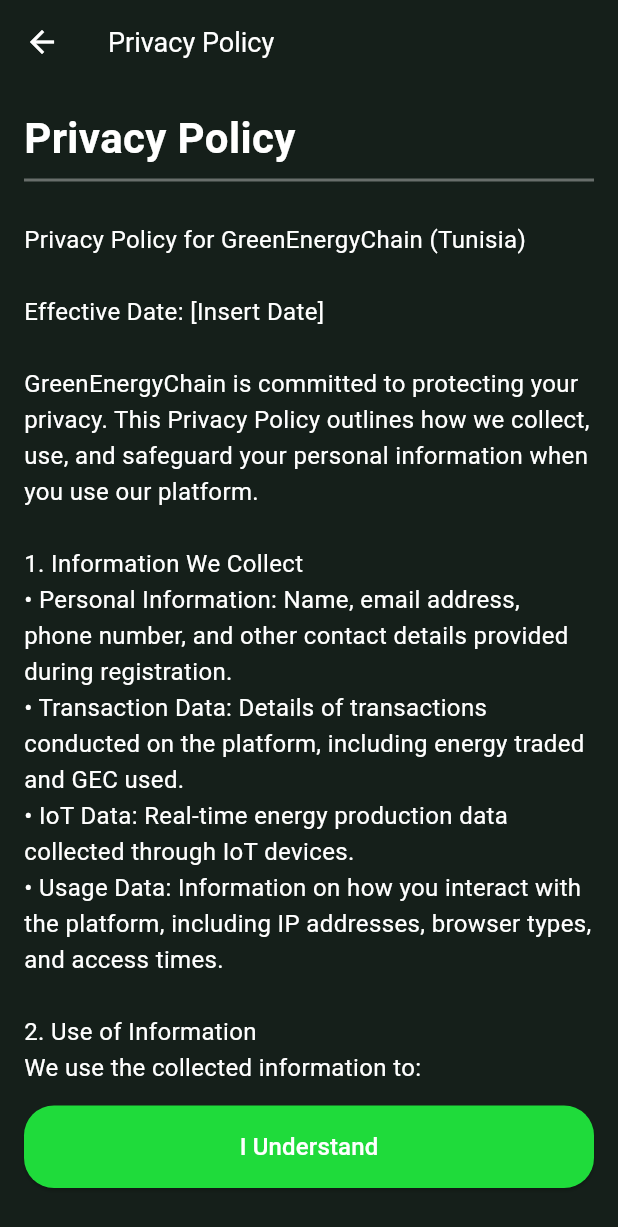
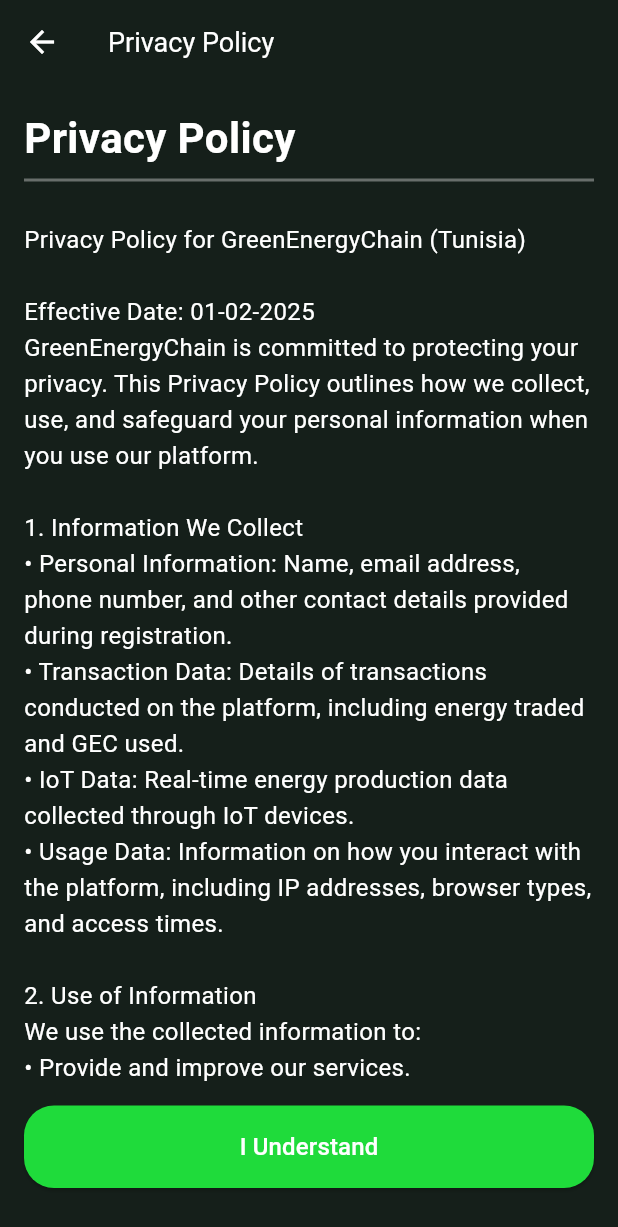
Before and after one commit to khalouiyesser/InnovictusPIMFlutter, a Flutter app: the PrivacyPolicyScreen screen opened directly, on a phone screen of 412 x 824 dp. Shown: the top 1227 px of the screen. Run offline on Flutter 3.47's test engine with Material 3 defaults, Android fonts, the phone set to English and light mode, and no system bars; our stand-ins replace animated_text_kit, firebase_auth, firebase_core, fl_chart, google_sign_in, shared_preferences and 2 more; missing offline and left inert: flutter_stripe; accounts and stored records are empty.

Commit message:
internationnalisation privacy/policy terms&conditions

```diff
--- a/lib/Models/config/language/translations.dart
+++ b/lib/Models/config/language/translations.dart
@@ -12,8 +12,8 @@
   static const Map<String, Map<String, String>> _localizedValues = {
   'en': {
     // Profile Section
-    'profileInformation': 'Profile Information',
-    'personalInformation': 'Personal Information',
+    'profileInformation': 'Profile Informations',
+    'personalInformation': 'Personal Informations',
     'username': 'Username',
     'email': 'Email',
     'phone': 'Phone',
@@ -37,7 +37,83 @@
     // Actions & Buttons
     'save': 'Save',
     'logout': 'Logout',
+
+     // Terms and Conditions Screen
+    'termsTitle': 'Terms and Conditions',
+    'understand': 'I Understand',
+    'termsContent': '''Welcome to GreenEnergyChain, a blockchain-based platform dedicated to the management and trading of renewable energy. By accessing or using our platform, you agree to comply with and be bound by the following Terms and Conditions. Please read them carefully before using our services.
+
+1. Acceptance of Terms
+By using GreenEnergyChain, you agree to these Terms and Conditions, our Privacy Policy, and all applicable laws and regulations in Tunisia. If you do not agree with any part of these terms, you must not use our platform.
+
+2. Description of Services
+GreenEnergyChain provides a decentralized marketplace for the trading of renewable energy using blockchain technology.
+
+3. User Accounts
+- Registration: To use our services, you must create an account.
+- Security: You are responsible for maintaining account security.
+- Eligibility: You must be at least 18 years old.
+
+4. Privacy and Data Security
+Your privacy is important to us. Please refer to our Privacy Policy.
+
+5. Contact Information
+For questions or concerns, please contact support@greenenergychain.com''',
+
+
+//privacy policy
+
+'privacyPolicyContent': '''Privacy Policy for GreenEnergyChain (Tunisia)
+
+Effective Date: 01-02-2025
+GreenEnergyChain is committed to protecting your privacy. This Privacy Policy outlines how we collect, use, and safeguard your personal information when you use our platform.
+
+1. Information We Collect
+• Personal Information: Name, email address, phone number, and other contact details provided during registration.
+• Transaction Data: Details of transactions conducted on the platform, including energy traded and GEC used.
+• IoT Data: Real-time energy production data collected through IoT devices.
+• Usage Data: Information on how you interact with the platform, including IP addresses, browser types, and access times.
+
+2. Use of Information
+We use the collected information to:
+• Provide and improve our services.
+• Facilitate transactions and smart contracts.
+• Monitor and optimize energy production and consumption.
+• Ensure the security and integrity of the platform.
+• Communicate with you regarding updates, promotions, and support.
+
+3. Data Sharing
+We do not sell or rent your personal information to third parties. However, we may share information with:
+• Service Providers: Third-party vendors who assist in platform operations.
+• Legal Authorities: When required by law or to protect our rights and safety.
+• Business Transfers: In the event of a merger, acquisition, or sale of assets.
+
+4. Data Security
+We implement robust security measures to protect your data from unauthorized access, alteration, or destruction. These measures include encryption, secure servers, and access controls.
+
+5. User Rights
+• Access: You can request access to the personal information we hold about you.
+• Correction: You can request corrections to any inaccurate or incomplete information.
+• Deletion: You can request the deletion of your personal information, subject to legal obligations.
+
+6. Cookies and Tracking
+We use cookies and similar technologies to enhance your experience on our platform. You can manage your cookie preferences through your browser settings.
+
+7. International Transfers
+Your information may be transferred to and processed in countries outside Tunisia, where data protection laws may differ. We ensure appropriate safeguards are in place to protect your data.
+
+8. Changes to Privacy Policy
+We may update this Privacy Policy from time to time. Any changes will be posted on the platform, and your continued use constitutes acceptance of the revised policy.
+
+9. Contact Information
+For any questions or concerns regarding this Privacy Policy, please contact us at [Insert Contact Information].
+
+By using GreenEnergyChain, you acknowledge that you have read, understood, and agree to these Terms and Conditions and Privacy Policy. Thank you for choosing GreenEnergyChain for your renewable energy needs.''',
+
+
+
   },
+
   'fr': {
     // Profile Section
     'profileInformation': 'Informations du Profil',
@@ -65,8 +141,86 @@
     // Actions & Buttons
     'save': 'Enregistrer',
     'logout': 'Déconnexion',
+
+
+        // Terms and Conditions Screen
+ 'termsTitle': 'Conditions Générales',
+    'understand': 'J\'ai Compris',
+    'termsContent': '''Bienvenue sur GreenEnergyChain, une plateforme basée sur la blockchain dédiée à la gestion et au commerce d'énergie renouvelable. En accédant ou en utilisant notre plateforme, vous acceptez de vous conformer et d'être lié par les Conditions Générales suivantes. Veuillez les lire attentivement avant d'utiliser nos services.
+
+1. Acceptation des Conditions
+En utilisant GreenEnergyChain, vous acceptez ces Conditions Générales, notre Politique de Confidentialité et toutes les lois et réglementations applicables en Tunisie. Si vous n'êtes pas d'accord avec une partie de ces conditions, vous ne devez pas utiliser notre plateforme.
+
+2. Description des Services
+GreenEnergyChain fournit une place de marché décentralisée pour le commerce d'énergie renouvelable utilisant la technologie blockchain.
+
+3. Comptes Utilisateurs
+- Inscription : Pour utiliser nos services, vous devez créer un compte.
+- Sécurité : Vous êtes responsable du maintien de la sécurité du compte.
+- Éligibilité : Vous devez avoir au moins 18 ans.
+
+4. Confidentialité et Sécurité des Données
+Votre confidentialité est importante pour nous. Veuillez consulter notre Politique de Confidentialité.
+
+5. Informations de Contact
+Pour toute question ou préoccupation, veuillez contacter support@greenenergychain.com''',
+
+
+//privacy policy screen
+
+'privacyPolicyContent': '''Politique de Confidentialité de GreenEnergyChain (Tunisie)
+
+Date d'entrée en vigueur : 01-02-2025
+
+GreenEnergyChain s'engage à protéger votre vie privée. Cette Politique de Confidentialité décrit comment nous collectons, utilisons et protégeons vos informations personnelles lorsque vous utilisez notre plateforme.
+
+1. Informations que nous collectons
+• Informations personnelles : Nom, adresse e-mail, numéro de téléphone et autres informations fournies lors de l'inscription.
+• Données de transaction : Détails des transactions effectuées sur la plateforme, y compris l'énergie échangée et les GEC utilisés.
+• Données IoT : Données de production d'énergie en temps réel collectées via des dispositifs IoT.
+• Données d'utilisation : Informations sur la manière dont vous interagissez avec la plateforme, y compris les adresses IP, les types de navigateur et les heures d'accès.
+
+2. Utilisation des informations
+Nous utilisons les informations collectées pour :
+• Fournir et améliorer nos services.
+• Faciliter les transactions et les contrats intelligents.
+• Suivre et optimiser la production et la consommation d'énergie.
+• Assurer la sécurité et l'intégrité de la plateforme.
+• Communiquer avec vous sur les mises à jour, promotions et support.
+
+3. Partage des données
+Nous ne vendons ni ne louons vos informations personnelles à des tiers. Cependant, nous pouvons partager des informations avec :
+• Prestataires de services : Fournisseurs tiers qui assistent dans les opérations de la plateforme.
+• Autorités légales : Lorsque requis par la loi ou pour protéger nos droits et notre sécurité.
+• Transferts d'entreprise : En cas de fusion, acquisition ou vente d'actifs.
+
+4. Sécurité des données
+Nous mettons en place des mesures de sécurité rigoureuses pour protéger vos données contre tout accès non autorisé, modification ou destruction. Ces mesures comprennent le chiffrement, des serveurs sécurisés et des contrôles d'accès.
+
+5. Droits des utilisateurs
+• Accès : Vous pouvez demander l'accès aux informations personnelles que nous détenons sur vous.
+• Correction : Vous pouvez demander des corrections pour toute information inexacte ou incomplète.
+• Suppression : Vous pouvez demander la suppression de vos informations personnelles, sous réserve des obligations légales.
+
+6. Cookies et suivi
+Nous utilisons des cookies et des technologies similaires pour améliorer votre expérience sur notre plateforme. Vous pouvez gérer vos préférences en matière de cookies via les paramètres de votre navigateur.
+
+7. Transferts internationaux
+Vos informations peuvent être transférées et traitées dans des pays hors de la Tunisie, où les lois sur la protection des données peuvent être différentes. Nous veillons à ce que des garanties appropriées soient en place pour protéger vos données.
+
+8. Modifications de la Politique de Confidentialité
+Nous pouvons mettre à jour cette Politique de Confidentialité de temps en temps. Toute modification sera publiée sur la plateforme, et votre utilisation continue constitue une acceptation de la politique révisée.
+
+9. Informations de contact
+Pour toute question ou préoccupation concernant cette Politique de Confidentialité, veuillez nous contacter à [Insérer les informations de contact].
+
+En utilisant GreenEnergyChain, vous reconnaissez avoir lu, compris et accepté ces Conditions Générales et cette Politique de Confidentialité. Merci de choisir GreenEnergyChain pour vos besoins en énergie renouvelable.''',
+
+
+
   },
 };
+
   String translate(String key) {
     return _localizedValues[locale.languageCode]?[key] ??
            _localizedValues['en']?[key] ??
--- a/lib/Views/AuthViews/privacy_policy.dart
+++ b/lib/Views/AuthViews/privacy_policy.dart
@@ -1,11 +1,16 @@
 import 'package:flutter/material.dart';
+import 'package:piminnovictus/Models/config/language/translations.dart';
+import 'package:piminnovictus/Providers/language_provider.dart';
+import 'package:provider/provider.dart';
 
 class PrivacyPolicyScreen extends StatelessWidget {
   const PrivacyPolicyScreen({Key? key}) : super(key: key);
 
   @override
   Widget build(BuildContext context) {
-    return Stack(
+    return  Consumer<LanguageProvider>(
+      builder: (context, languageProvider, child) {
+        return  Stack(
       children: [
         // Background Image
         Positioned.fill(
@@ -18,7 +23,7 @@
         Scaffold(
           extendBodyBehindAppBar: true,
           appBar: AppBar(
-            title: const Text('Privacy Policy'),
+            title: Text(AppLocalizations.of(context).translate('privacyPolicy')),
             backgroundColor: Colors.transparent,
             elevation: 0,
             flexibleSpace: Container(
@@ -42,69 +47,23 @@
                       child: SingleChildScrollView(
                         child: Column(
                           crossAxisAlignment: CrossAxisAlignment.start,
-                          children: const [
+                          children:  [
                             Text(
-                              "Privacy Policy",
-                              style: TextStyle(
+  AppLocalizations.of(context).translate('privacyPolicy'),
+                              style: const TextStyle(
                                 fontSize: 28,
                                 fontWeight: FontWeight.bold,
                                 color: Colors.white,
                               ),
                             ),
-                            Divider(
+                           const  Divider(
                               color: Color.fromARGB(90, 255, 255, 255),
                               thickness: 2,
                             ),
-                            SizedBox(height: 20),
+                           const SizedBox(height: 20),
                             Text(
-                              """Privacy Policy for GreenEnergyChain (Tunisia)
-
-Effective Date: [Insert Date]
-
-GreenEnergyChain is committed to protecting your privacy. This Privacy Policy outlines how we collect, use, and safeguard your personal information when you use our platform.
-
-1. Information We Collect
-• Personal Information: Name, email address, phone number, and other contact details provided during registration.
-• Transaction Data: Details of transactions conducted on the platform, including energy traded and GEC used.
-• IoT Data: Real-time energy production data collected through IoT devices.
-• Usage Data: Information on how you interact with the platform, including IP addresses, browser types, and access times.
-
-2. Use of Information
-We use the collected information to:
-• Provide and improve our services.
-• Facilitate transactions and smart contracts.
-• Monitor and optimize energy production and consumption.
-• Ensure the security and integrity of the platform.
-• Communicate with you regarding updates, promotions, and support.
-
-3. Data Sharing
-We do not sell or rent your personal information to third parties. However, we may share information with:
-• Service Providers: Third-party vendors who assist in platform operations.
-• Legal Authorities: When required by law or to protect our rights and safety.
-• Business Transfers: In the event of a merger, acquisition, or sale of assets.
-
-4. Data Security
-We implement robust security measures to protect your data from unauthorized access, alteration, or destruction. These measures include encryption, secure servers, and access controls.
-
-5. User Rights
-• Access: You can request access to the personal information we hold about you.
-• Correction: You can request corrections to any inaccurate or incomplete information.
-• Deletion: You can request the deletion of your personal information, subject to legal obligations.
-
-6. Cookies and Tracking
-We use cookies and similar technologies to enhance your experience on our platform. You can manage your cookie preferences through your browser settings.
-
-7. International Transfers
-Your information may be transferred to and processed in countries outside Tunisia, where data protection laws may differ. We ensure appropriate safeguards are in place to protect your data.
-
-8. Changes to Privacy Policy
-We may update this Privacy Policy from time to time. Any changes will be posted on the platform, and your continued use constitutes acceptance of the revised policy.
-
-9. Contact Information
-For any questions or concerns regarding this Privacy Policy, please contact us at [Insert Contact Information].
-
-By using GreenEnergyChain, you acknowledge that you have read, understood, and agree to these Terms and Conditions and Privacy Policy. Thank you for choosing GreenEnergyChain for your renewable energy needs.""",
-                              style: TextStyle(
+                                 AppLocalizations.of(context).translate('privacyPolicyContent'),
+style: const TextStyle(
                                 fontSize: 16,
                                 color: Colors.white,
                                 height: 1.5,
@@ -127,9 +86,9 @@
                             ),
                           ),
                           onPressed: () => Navigator.of(context).pop(),
-                          child: const Text(
-                            "I Understand",
-                            style: TextStyle(
+                          child:  Text(
+  AppLocalizations.of(context).translate('understand'),
+                            style: const TextStyle(
                               color: Colors.white,
                               fontSize: 16,
                             ),
@@ -145,5 +104,5 @@
         ),
       ],
     );
-  }
+  });}
 }
--- a/lib/Views/AuthViews/terms_and_conditions.dart
+++ b/lib/Views/AuthViews/terms_and_conditions.dart
@@ -1,4 +1,7 @@
 import 'package:flutter/material.dart';
+import 'package:piminnovictus/Models/config/language/translations.dart';
+import 'package:piminnovictus/Providers/language_provider.dart';
+import 'package:provider/provider.dart';
 
 
 class TermsAndConditionsScreen extends StatelessWidget {
@@ -7,7 +10,9 @@
 
   @override
   Widget build(BuildContext context) {
-    return  Stack(
+    return Consumer<LanguageProvider>(
+      builder: (context, languageProvider, child) {
+        return  Stack(
         children: [
           // Background Image
           Positioned.fill(
@@ -20,7 +25,7 @@
           Scaffold(
             extendBodyBehindAppBar: true, // This allows the body to extend behind the AppBar
             appBar: AppBar(
-              title: const Text('Terms & Conditions'),
+                title: Text(AppLocalizations.of(context).translate('termsTitle')),
               backgroundColor: Colors.transparent, // Make AppBar transparent
               elevation: 0, // Remove AppBar shadow
               flexibleSpace: Container( // Add background to AppBar
@@ -45,35 +50,23 @@
                         child: SingleChildScrollView(
                           child: Column(
                             crossAxisAlignment: CrossAxisAlignment.start,
-                            children: const [
+                            children:  [
                               Text(
-                                "Terms and Conditions",
-                                style: TextStyle(
+  AppLocalizations.of(context).translate('termsAndConditions'),
+                                style: const TextStyle(
                                   fontSize: 28,
                                   fontWeight: FontWeight.bold,
                                   color: Colors.white,
                                 ),
                               ),
-                              Divider(
+                             const  Divider(
                                 color: Color.fromARGB(90, 255, 255, 255),
                                 thickness: 2,
                               ),
-                              SizedBox(height: 20),
+                              const SizedBox(height: 20),
                               Text(
-                                "Welcome to GreenEnergyChain, a blockchain-based platform dedicated to the management and trading of renewable energy. By accessing or using our platform, you agree to comply with and be bound by the following Terms and Conditions. Please read them carefully before using our services.\n\n"
-                                    "1. Acceptance of Terms\n"
-                                    "By using GreenEnergyChain, you agree to these Terms and Conditions, our Privacy Policy, and all applicable laws and regulations in Tunisia. If you do not agree with any part of these terms, you must not use our platform.\n\n"
-                                    "2. Description of Services\n"
-                                    "GreenEnergyChain provides a decentralized marketplace for the trading of renewable energy using blockchain technology.\n\n"
-                                    "3. User Accounts\n"
-                                    "- Registration: To use our services, you must create an account.\n"
-                                    "- Security: You are responsible for maintaining account security.\n"
-                                    "- Eligibility: You must be at least 18 years old.\n\n"
-                                    "4. Privacy and Data Security\n"
-                                    "Your privacy is important to us. Please refer to our Privacy Policy.\n\n"
-                                    "5. Contact Information\n"
-                                    "For questions or concerns, please contact support@greenenergychain.com",
-                                style: TextStyle(
+                                 AppLocalizations.of(context).translate('termsContent'),
+   style: TextStyle(
                                   fontSize: 16,
                                   color: Colors.white,
                                   height: 1.5,
@@ -96,22 +89,25 @@
                               ),
                             ),
                             onPressed: () => Navigator.of(context).pop(),
-                            child: const Text(
-                              "I Understand",
+                            child:  Text(
+  AppLocalizations.of(context).translate('understand'),
                               style: TextStyle(
                                 color: Colors.white,
                                 fontSize: 16,
+                                                              ),
                               ),
                             ),
                           ),
                         ),
-                      ),
-                    ],
+                      ],
+                    ),
                   ),
                 ),
               ),
             ),
-
-          ),]);
+          ],
+        );
+      },
+    );
   }
 }
```
